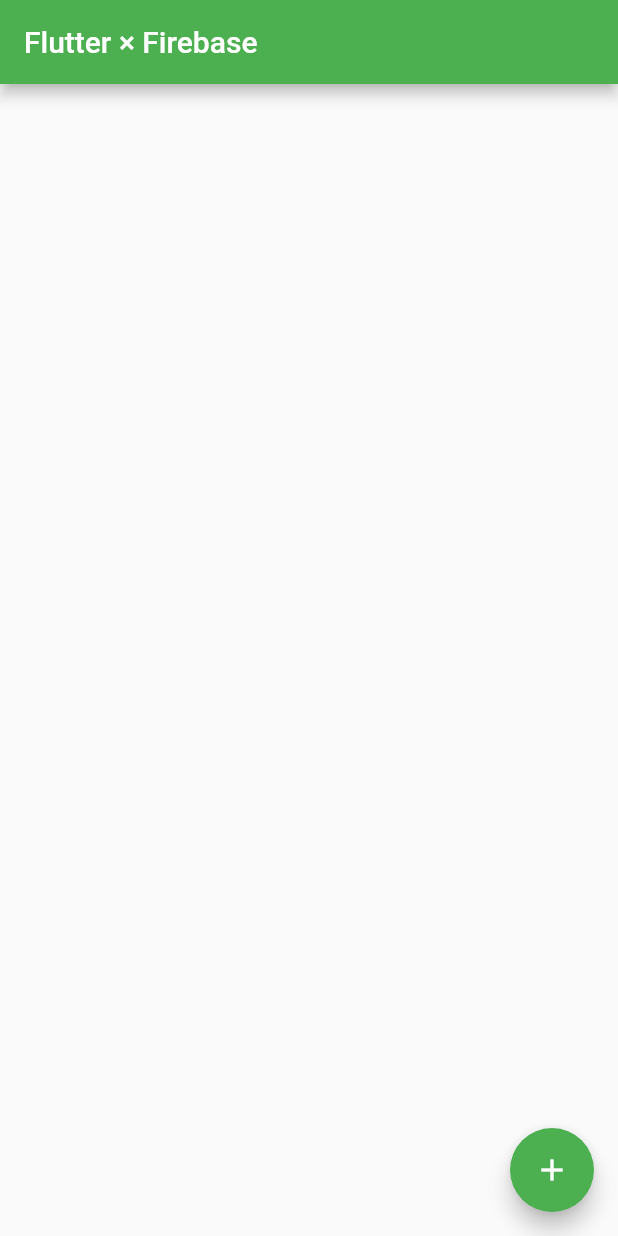
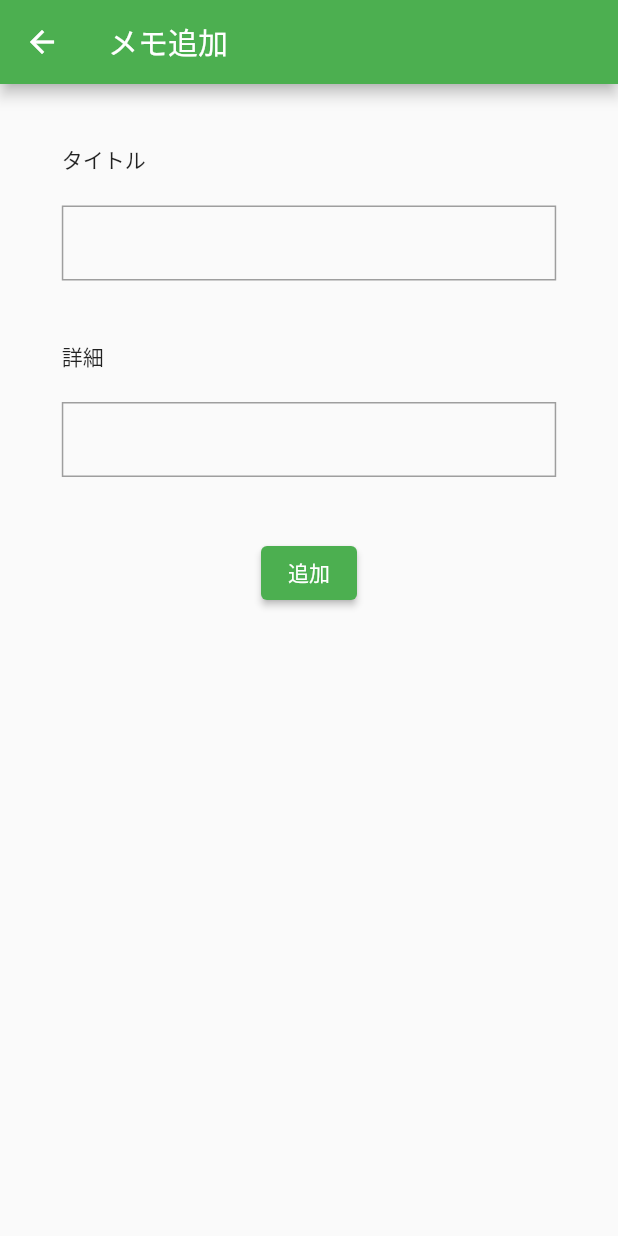
Before and after one commit to Haru-Kobayashi073/memo, a Flutter app: the screen it shows after launch, after a tap on the "add" icon, on a phone screen of 412 x 824 dp. Run offline on Flutter 3.47's test engine with Material 2 defaults, Android fonts, the phone set to English and light mode, and no system bars; our stand-ins replace cloud_firestore, firebase_core; accounts and stored records are empty.

Commit message:
update_memoApp

```diff
--- /dev/null
+++ b/lib/pages/add_memo_page.dart
@@ -0,0 +1,75 @@
+import 'package:flutter/material.dart';
+
+class AddMemoPage extends StatefulWidget {
+  const AddMemoPage({super.key});
+
+  @override
+  State<AddMemoPage> createState() => _AddMemoPageState();
+}
+
+class _AddMemoPageState extends State<AddMemoPage> {
+  TextEditingController titleController = TextEditingController();
+  TextEditingController detailController = TextEditingController();
+
+
+  @override
+  Widget build(BuildContext context) {
+    return Scaffold(
+      appBar: AppBar(
+        title: const Text('メモ追加'),
+      ),
+      body: Center(
+        child: Column(
+          crossAxisAlignment: CrossAxisAlignment.start,
+          children: [
+            const SizedBox(
+              height: 40,
+            ),
+            const Text('タイトル'),
+            const SizedBox(
+              height: 20,
+            ),
+            Container(
+                decoration:
+                    BoxDecoration(border: Border.all(color: Colors.grey)),
+                width: MediaQuery.of(context).size.width * 0.8,
+                child: TextField(
+                  controller: titleController,
+                  decoration: const InputDecoration(
+                    border: InputBorder.none,
+                    contentPadding: EdgeInsets.only(left: 10),
+                  ),
+                )),
+            const SizedBox(
+              height: 40,
+            ),
+            const Text('詳細'),
+            const SizedBox(
+              height: 20,
+            ),
+            Container(
+                decoration:
+                    BoxDecoration(border: Border.all(color: Colors.grey)),
+                width: MediaQuery.of(context).size.width * 0.8,
+                child: TextField(
+                  controller: detailController,
+                  decoration: const InputDecoration(
+                    border: InputBorder.none,
+                    contentPadding: EdgeInsets.only(left: 10),
+                  ),
+                )),
+            const SizedBox(
+              height: 40,
+            ),
+            Container(
+              width: MediaQuery.of(context).size.width * 0.8,
+              alignment: Alignment.center,
+              child:
+                  ElevatedButton(onPressed: (() {}), child: const Text('追加')),
+            )
+          ],
+        ),
+      ),
+    );
+  }
+}
```
Also changed, not shown: lib/pages/memo_detail_page.dart (+25 -0 lines), lib/pages/top_page.dart (+11 -1 lines).
